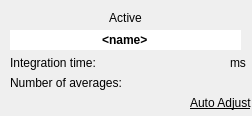
The window that pol_panelItem.ui (CesarCarvajal/Oxymetry-Backup-2018) describes before a commit, drawn with Qt 5.
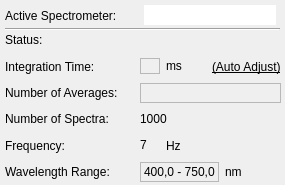
The same window after the commit. Custom widgets are drawn as their Qt base class.

Patch:
```diff
--- a/pol_panelItem.ui
+++ b/pol_panelItem.ui
@@ -6,12 +6,12 @@
    <rect>
     <x>0</x>
     <y>0</y>
-    <width>252</width>
-    <height>116</height>
+    <width>285</width>
+    <height>185</height>
    </rect>
   </property>
   <property name="sizePolicy">
-   <sizepolicy hsizetype="Fixed" vsizetype="Fixed">
+   <sizepolicy hsizetype="Fixed" vsizetype="Minimum">
     <horstretch>0</horstretch>
     <verstretch>0</verstretch>
    </sizepolicy>
@@ -25,223 +25,580 @@
   <property name="windowTitle">
    <string>Form</string>
   </property>
-  <widget class="QLabel" name="label">
+  <widget class="QWidget" name="horizontalLayoutWidget">
    <property name="geometry">
     <rect>
-     <x>10</x>
-     <y>50</y>
-     <width>120</width>
-     <height>25</height>
+     <x>0</x>
+     <y>0</y>
+     <width>281</width>
+     <height>31</height>
     </rect>
    </property>
-   <property name="font">
-    <font>
-     <weight>50</weight>
-     <bold>false</bold>
-    </font>
-   </property>
-   <property name="text">
-    <string>Integration time:</string>
-   </property>
-   <property name="alignment">
-    <set>Qt::AlignLeading|Qt::AlignLeft|Qt::AlignVCenter</set>
-   </property>
+   <layout class="QHBoxLayout" name="horizontalLayout">
+    <item>
+     <spacer name="horizontalSpacer">
+      <property name="orientation">
+       <enum>Qt::Horizontal</enum>
+      </property>
+      <property name="sizeType">
+       <enum>QSizePolicy::Fixed</enum>
+      </property>
+      <property name="sizeHint" stdset="0">
+       <size>
+        <width>5</width>
+        <height>20</height>
+       </size>
+      </property>
+     </spacer>
+    </item>
+    <item>
+     <widget class="QLabel" name="label_ActiveSpec_Pol">
+      <property name="toolTip">
+       <string>Which spectrometer is active?</string>
+      </property>
+      <property name="text">
+       <string>Active Spectrometer:</string>
+      </property>
+      <property name="alignment">
+       <set>Qt::AlignLeading|Qt::AlignLeft|Qt::AlignVCenter</set>
+      </property>
+     </widget>
+    </item>
+    <item>
+     <widget class="QLineEdit" name="lineEdit_name">
+      <property name="sizePolicy">
+       <sizepolicy hsizetype="Preferred" vsizetype="Fixed">
+        <horstretch>0</horstretch>
+        <verstretch>0</verstretch>
+       </sizepolicy>
+      </property>
+      <property name="font">
+       <font>
+        <weight>75</weight>
+        <bold>true</bold>
+       </font>
+      </property>
+      <property name="toolTip">
+       <string>Spectrometer Name</string>
+      </property>
+      <property name="text">
+       <string/>
+      </property>
+      <property name="maxLength">
+       <number>24</number>
+      </property>
+      <property name="frame">
+       <bool>false</bool>
+      </property>
+      <property name="alignment">
+       <set>Qt::AlignLeading|Qt::AlignLeft|Qt::AlignVCenter</set>
+      </property>
+     </widget>
+    </item>
+    <item>
+     <spacer name="horizontalSpacer_2">
+      <property name="orientation">
+       <enum>Qt::Horizontal</enum>
+      </property>
+      <property name="sizeType">
+       <enum>QSizePolicy::Fixed</enum>
+      </property>
+      <property name="sizeHint" stdset="0">
+       <size>
+        <width>5</width>
+        <height>20</height>
+       </size>
+      </property>
+     </spacer>
+    </item>
+   </layout>
   </widget>
-  <widget class="QLabel" name="label_2">
+  <widget class="QWidget" name="gridLayoutWidget">
    <property name="geometry">
     <rect>
-     <x>10</x>
-     <y>70</y>
-     <width>120</width>
-     <height>25</height>
-    </rect>
-   </property>
-   <property name="font">
-    <font>
-     <weight>50</weight>
-     <bold>false</bold>
-    </font>
-   </property>
-   <property name="text">
-    <string>Number of averages:</string>
-   </property>
-   <property name="alignment">
-    <set>Qt::AlignLeading|Qt::AlignLeft|Qt::AlignVCenter</set>
-   </property>
-  </widget>
-  <widget class="QLabel" name="label_saturatedPixels">
-   <property name="geometry">
-    <rect>
-     <x>10</x>
-     <y>90</y>
-     <width>120</width>
-     <height>25</height>
-    </rect>
-   </property>
-   <property name="font">
-    <font>
-     <weight>50</weight>
-     <bold>false</bold>
-    </font>
-   </property>
-   <property name="text">
-    <string>&lt;saturated pixels&gt;</string>
-   </property>
-   <property name="alignment">
-    <set>Qt::AlignLeading|Qt::AlignLeft|Qt::AlignVCenter</set>
-   </property>
-  </widget>
-  <widget class="QLabel" name="label_timeBase">
-   <property name="geometry">
-    <rect>
-     <x>230</x>
-     <y>50</y>
-     <width>20</width>
-     <height>25</height>
-    </rect>
-   </property>
-   <property name="text">
-    <string>ms</string>
-   </property>
-   <property name="alignment">
-    <set>Qt::AlignLeading|Qt::AlignLeft|Qt::AlignVCenter</set>
-   </property>
-  </widget>
-  <widget class="ClickableLabel" name="label_integrationTime">
-   <property name="geometry">
-    <rect>
-     <x>170</x>
-     <y>50</y>
-     <width>50</width>
-     <height>25</height>
-    </rect>
-   </property>
-   <property name="font">
-    <font>
-     <underline>true</underline>
-    </font>
-   </property>
-   <property name="cursor">
-    <cursorShape>PointingHandCursor</cursorShape>
-   </property>
-   <property name="toolTip">
-    <string>Change Integration Time</string>
-   </property>
-   <property name="text">
-    <string>&lt;value&gt;</string>
-   </property>
-   <property name="alignment">
-    <set>Qt::AlignRight|Qt::AlignTrailing|Qt::AlignVCenter</set>
-   </property>
-  </widget>
-  <widget class="ClickableLabel" name="label_numberOfAverages">
-   <property name="geometry">
-    <rect>
-     <x>170</x>
-     <y>70</y>
-     <width>50</width>
-     <height>25</height>
-    </rect>
-   </property>
-   <property name="font">
-    <font>
-     <underline>true</underline>
-    </font>
-   </property>
-   <property name="cursor">
-    <cursorShape>PointingHandCursor</cursorShape>
-   </property>
-   <property name="toolTip">
-    <string>Change Number of Averages</string>
-   </property>
-   <property name="text">
-    <string>&lt;value&gt;</string>
-   </property>
-   <property name="alignment">
-    <set>Qt::AlignRight|Qt::AlignTrailing|Qt::AlignVCenter</set>
-   </property>
-  </widget>
-  <widget class="QLineEdit" name="lineEdit_name">
-   <property name="geometry">
-    <rect>
-     <x>10</x>
+     <x>0</x>
      <y>30</y>
-     <width>231</width>
-     <height>20</height>
+     <width>281</width>
+     <height>152</height>
     </rect>
    </property>
-   <property name="sizePolicy">
-    <sizepolicy hsizetype="Fixed" vsizetype="Fixed">
-     <horstretch>0</horstretch>
-     <verstretch>0</verstretch>
-    </sizepolicy>
-   </property>
-   <property name="font">
-    <font>
-     <weight>75</weight>
-     <bold>true</bold>
-    </font>
-   </property>
-   <property name="toolTip">
-    <string>Spectrometer Name</string>
-   </property>
-   <property name="text">
-    <string>&lt;name&gt;</string>
-   </property>
-   <property name="maxLength">
-    <number>24</number>
-   </property>
-   <property name="frame">
-    <bool>false</bool>
-   </property>
-   <property name="alignment">
-    <set>Qt::AlignCenter</set>
-   </property>
+   <layout class="QGridLayout" name="gridLayout">
+    <property name="sizeConstraint">
+     <enum>QLayout::SetMinimumSize</enum>
+    </property>
+    <item row="4" column="0">
+     <layout class="QHBoxLayout" name="horizontalLayout_8">
+      <item>
+       <spacer name="horizontalSpacer_7">
+        <property name="orientation">
+         <enum>Qt::Horizontal</enum>
+        </property>
+        <property name="sizeType">
+         <enum>QSizePolicy::Fixed</enum>
+        </property>
+        <property name="sizeHint" stdset="0">
+         <size>
+          <width>5</width>
+          <height>18</height>
+         </size>
+        </property>
+       </spacer>
+      </item>
+      <item>
+       <widget class="QLabel" name="label_Nspectra2">
+        <property name="text">
+         <string>Number of Spectra:</string>
+        </property>
+       </widget>
+      </item>
+     </layout>
+    </item>
+    <item row="4" column="3">
+     <layout class="QHBoxLayout" name="horizontalLayout_9">
+      <item>
+       <widget class="ClickableLabel" name="label_Nspectra">
+        <property name="enabled">
+         <bool>true</bool>
+        </property>
+        <property name="font">
+         <font>
+          <underline>false</underline>
+         </font>
+        </property>
+        <property name="cursor">
+         <cursorShape>PointingHandCursor</cursorShape>
+        </property>
+        <property name="frameShape">
+         <enum>QFrame::NoFrame</enum>
+        </property>
+        <property name="frameShadow">
+         <enum>QFrame::Plain</enum>
+        </property>
+        <property name="text">
+         <string>1000</string>
+        </property>
+       </widget>
+      </item>
+     </layout>
+    </item>
+    <item row="0" column="3">
+     <layout class="QHBoxLayout" name="horizontalLayout_2">
+      <item>
+       <widget class="QLabel" name="label_saturatedPixels">
+        <property name="font">
+         <font>
+          <weight>50</weight>
+          <bold>false</bold>
+         </font>
+        </property>
+        <property name="text">
+         <string>&lt;saturated pixels&gt;</string>
+        </property>
+        <property name="alignment">
+         <set>Qt::AlignLeading|Qt::AlignLeft|Qt::AlignVCenter</set>
+        </property>
+       </widget>
+      </item>
+     </layout>
+    </item>
+    <item row="6" column="3">
+     <layout class="QHBoxLayout" name="horizontalLayout_11">
+      <item>
+       <widget class="ClickableLabel" name="label_setWranges">
+        <property name="font">
+         <font>
+          <underline>false</underline>
+         </font>
+        </property>
+        <property name="cursor">
+         <cursorShape>PointingHandCursor</cursorShape>
+        </property>
+        <property name="frameShape">
+         <enum>QFrame::StyledPanel</enum>
+        </property>
+        <property name="text">
+         <string>400,0 - 750,0</string>
+        </property>
+       </widget>
+      </item>
+      <item>
+       <widget class="QLabel" name="label_setWrange2">
+        <property name="text">
+         <string>nm</string>
+        </property>
+       </widget>
+      </item>
+     </layout>
+    </item>
+    <item row="3" column="3">
+     <layout class="QHBoxLayout" name="horizontalLayout_3">
+      <item>
+       <widget class="ClickableLabel" name="label_numberOfAverages">
+        <property name="font">
+         <font>
+          <underline>false</underline>
+         </font>
+        </property>
+        <property name="cursor">
+         <cursorShape>PointingHandCursor</cursorShape>
+        </property>
+        <property name="toolTip">
+         <string>Change Number of Averages</string>
+        </property>
+        <property name="frameShape">
+         <enum>QFrame::StyledPanel</enum>
+        </property>
+        <property name="text">
+         <string/>
+        </property>
+        <property name="alignment">
+         <set>Qt::AlignLeading|Qt::AlignLeft|Qt::AlignVCenter</set>
+        </property>
+       </widget>
+      </item>
+     </layout>
+    </item>
+    <item row="3" column="0">
+     <layout class="QHBoxLayout" name="horizontalLayout_6">
+      <item>
+       <spacer name="horizontalSpacer_4">
+        <property name="orientation">
+         <enum>Qt::Horizontal</enum>
+        </property>
+        <property name="sizeType">
+         <enum>QSizePolicy::Fixed</enum>
+        </property>
+        <property name="sizeHint" stdset="0">
+         <size>
+          <width>5</width>
+          <height>18</height>
+         </size>
+        </property>
+       </spacer>
+      </item>
+      <item>
+       <widget class="QLabel" name="label_2">
+        <property name="font">
+         <font>
+          <weight>50</weight>
+          <bold>false</bold>
+         </font>
+        </property>
+        <property name="text">
+         <string>Number of Averages:</string>
+        </property>
+        <property name="alignment">
+         <set>Qt::AlignLeading|Qt::AlignLeft|Qt::AlignVCenter</set>
+        </property>
+       </widget>
+      </item>
+     </layout>
+    </item>
+    <item row="1" column="0">
+     <layout class="QHBoxLayout" name="horizontalLayout_5">
+      <item>
+       <spacer name="horizontalSpacer_5">
+        <property name="orientation">
+         <enum>Qt::Horizontal</enum>
+        </property>
+        <property name="sizeType">
+         <enum>QSizePolicy::Fixed</enum>
+        </property>
+        <property name="sizeHint" stdset="0">
+         <size>
+          <width>5</width>
+          <height>18</height>
+         </size>
+        </property>
+       </spacer>
+      </item>
+      <item>
+       <widget class="QLabel" name="label">
+        <property name="font">
+         <font>
+          <weight>50</weight>
+          <bold>false</bold>
+         </font>
+        </property>
+        <property name="text">
+         <string>Integration Time:</string>
+        </property>
+        <property name="alignment">
+         <set>Qt::AlignLeading|Qt::AlignLeft|Qt::AlignVCenter</set>
+        </property>
+       </widget>
+      </item>
+     </layout>
+    </item>
+    <item row="1" column="3">
+     <layout class="QHBoxLayout" name="horizontalLayout_7">
+      <item>
+       <widget class="ClickableLabel" name="label_integrationTime">
+        <property name="sizePolicy">
+         <sizepolicy hsizetype="Fixed" vsizetype="Fixed">
+          <horstretch>0</horstretch>
+          <verstretch>0</verstretch>
+         </sizepolicy>
+        </property>
+        <property name="minimumSize">
+         <size>
+          <width>20</width>
+          <height>0</height>
+         </size>
+        </property>
+        <property name="maximumSize">
+         <size>
+          <width>20</width>
+          <height>16777215</height>
+         </size>
+        </property>
+        <property name="font">
+         <font>
+          <underline>false</underline>
+         </font>
+        </property>
+        <property name="cursor">
+         <cursorShape>PointingHandCursor</cursorShape>
+        </property>
+        <property name="toolTip">
+         <string>Change Integration Time</string>
+        </property>
+        <property name="frameShape">
+         <enum>QFrame::StyledPanel</enum>
+        </property>
+        <property name="text">
+         <string/>
+        </property>
+        <property name="alignment">
+         <set>Qt::AlignLeading|Qt::AlignLeft|Qt::AlignVCenter</set>
+        </property>
+       </widget>
+      </item>
+      <item>
+       <widget class="QLabel" name="label_timeBase">
+        <property name="sizePolicy">
+         <sizepolicy hsizetype="Fixed" vsizetype="Fixed">
+          <horstretch>0</horstretch>
+          <verstretch>0</verstretch>
+         </sizepolicy>
+        </property>
+        <property name="minimumSize">
+         <size>
+          <width>20</width>
+          <height>0</height>
+         </size>
+        </property>
+        <property name="maximumSize">
+         <size>
+          <width>20</width>
+          <height>16777215</height>
+         </size>
+        </property>
+        <property name="sizeIncrement">
+         <size>
+          <width>20</width>
+          <height>0</height>
+         </size>
+        </property>
+        <property name="text">
+         <string>ms</string>
+        </property>
+        <property name="alignment">
+         <set>Qt::AlignLeading|Qt::AlignLeft|Qt::AlignVCenter</set>
+        </property>
+       </widget>
+      </item>
+      <item>
+       <spacer name="horizontalSpacer_6">
+        <property name="orientation">
+         <enum>Qt::Horizontal</enum>
+        </property>
+        <property name="sizeType">
+         <enum>QSizePolicy::Fixed</enum>
+        </property>
+        <property name="sizeHint" stdset="0">
+         <size>
+          <width>20</width>
+          <height>18</height>
+         </size>
+        </property>
+       </spacer>
+      </item>
+      <item>
+       <widget class="ClickableLabel" name="label_autoAdjust">
+        <property name="font">
+         <font>
+          <underline>true</underline>
+         </font>
+        </property>
+        <property name="cursor">
+         <cursorShape>PointingHandCursor</cursorShape>
+        </property>
+        <property name="toolTip">
+         <string>Auto Adjust Integration Time</string>
+        </property>
+        <property name="text">
+         <string>(Auto Adjust)</string>
+        </property>
+        <property name="alignment">
+         <set>Qt::AlignLeading|Qt::AlignLeft|Qt::AlignVCenter</set>
+        </property>
+       </widget>
+      </item>
+     </layout>
+    </item>
+    <item row="5" column="3">
+     <layout class="QHBoxLayout" name="horizontalLayout_12">
+      <item>
+       <widget class="ClickableLabel" name="label_frequency">
+        <property name="enabled">
+         <bool>true</bool>
+        </property>
+        <property name="sizePolicy">
+         <sizepolicy hsizetype="Fixed" vsizetype="Fixed">
+          <horstretch>0</horstretch>
+          <verstretch>0</verstretch>
+         </sizepolicy>
+        </property>
+        <property name="minimumSize">
+         <size>
+          <width>20</width>
+          <height>0</height>
+         </size>
+        </property>
+        <property name="maximumSize">
+         <size>
+          <width>20</width>
+          <height>16777215</height>
+         </size>
+        </property>
+        <property name="font">
+         <font>
+          <underline>false</underline>
+         </font>
+        </property>
+        <property name="cursor">
+         <cursorShape>PointingHandCursor</cursorShape>
+        </property>
+        <property name="frameShape">
+         <enum>QFrame::NoFrame</enum>
+        </property>
+        <property name="text">
+         <string>7</string>
+        </property>
+       </widget>
+      </item>
+      <item>
+       <widget class="QLabel" name="label_freq3">
+        <property name="text">
+         <string>Hz</string>
+        </property>
+       </widget>
+      </item>
+     </layout>
+    </item>
+    <item row="6" column="0">
+     <layout class="QHBoxLayout" name="horizontalLayout_13">
+      <item>
+       <spacer name="horizontalSpacer_9">
+        <property name="orientation">
+         <enum>Qt::Horizontal</enum>
+        </property>
+        <property name="sizeType">
+         <enum>QSizePolicy::Fixed</enum>
+        </property>
+        <property name="sizeHint" stdset="0">
+         <size>
+          <width>5</width>
+          <height>18</height>
+         </size>
+        </property>
+       </spacer>
+      </item>
+      <item>
+       <widget class="QLabel" name="label_setWrange">
+        <property name="font">
+         <font>
+          <underline>false</underline>
+         </font>
+        </property>
+        <property name="cursor">
+         <cursorShape>PointingHandCursor</cursorShape>
+        </property>
+        <property name="text">
+         <string>Wavelength Range:</string>
+        </property>
+       </widget>
+      </item>
+     </layout>
+    </item>
+    <item row="5" column="0">
+     <layout class="QHBoxLayout" name="horizontalLayout_14">
+      <item>
+       <spacer name="horizontalSpacer_8">
+        <property name="orientation">
+         <enum>Qt::Horizontal</enum>
+        </property>
+        <property name="sizeType">
+         <enum>QSizePolicy::Fixed</enum>
+        </property>
+        <property name="sizeHint" stdset="0">
+         <size>
+          <width>5</width>
+          <height>18</height>
+         </size>
+        </property>
+       </spacer>
+      </item>
+      <item>
+       <widget class="QLabel" name="label_freq2">
+        <property name="text">
+         <string>Frequency:</string>
+        </property>
+       </widget>
+      </item>
+     </layout>
+    </item>
+    <item row="0" column="0">
+     <layout class="QHBoxLayout" name="horizontalLayout_4">
+      <item>
+       <spacer name="horizontalSpacer_3">
+        <property name="orientation">
+         <enum>Qt::Horizontal</enum>
+        </property>
+        <property name="sizeType">
+         <enum>QSizePolicy::Fixed</enum>
+        </property>
+        <property name="sizeHint" stdset="0">
+         <size>
+          <width>5</width>
+          <height>18</height>
+         </size>
+        </property>
+       </spacer>
+      </item>
+      <item>
+       <widget class="QLabel" name="label_Status">
+        <property name="text">
+         <string>Status:</string>
+        </property>
+       </widget>
+      </item>
+     </layout>
+    </item>
+   </layout>
   </widget>
-  <widget class="ClickableLabel" name="label_autoAdjust">
+  <widget class="Line" name="line">
    <property name="geometry">
     <rect>
-     <x>190</x>
-     <y>90</y>
-     <width>71</width>
-     <height>25</height>
+     <x>5</x>
+     <y>28</y>
+     <width>275</width>
+     <height>2</height>
     </rect>
    </property>
-   <property name="font">
-    <font>
-     <underline>true</underline>
-    </font>
-   </property>
-   <property name="cursor">
-    <cursorShape>PointingHandCursor</cursorShape>
-   </property>
-   <property name="toolTip">
-    <string>Auto Adjust Integration Time</string>
-   </property>
-   <property name="text">
-    <string>Auto Adjust</string>
-   </property>
-   <property name="alignment">
-    <set>Qt::AlignLeading|Qt::AlignLeft|Qt::AlignVCenter</set>
-   </property>
-  </widget>
-  <widget class="QLabel" name="label_ActiveSpec_Pol">
-   <property name="geometry">
-    <rect>
-     <x>0</x>
-     <y>10</y>
-     <width>251</width>
-     <height>16</height>
-    </rect>
-   </property>
-   <property name="toolTip">
-    <string>Which spectrometer is active?</string>
-   </property>
-   <property name="text">
-    <string>Active</string>
-   </property>
-   <property name="alignment">
-    <set>Qt::AlignCenter</set>
+   <property name="orientation">
+    <enum>Qt::Horizontal</enum>
    </property>
   </widget>
  </widget>
```
